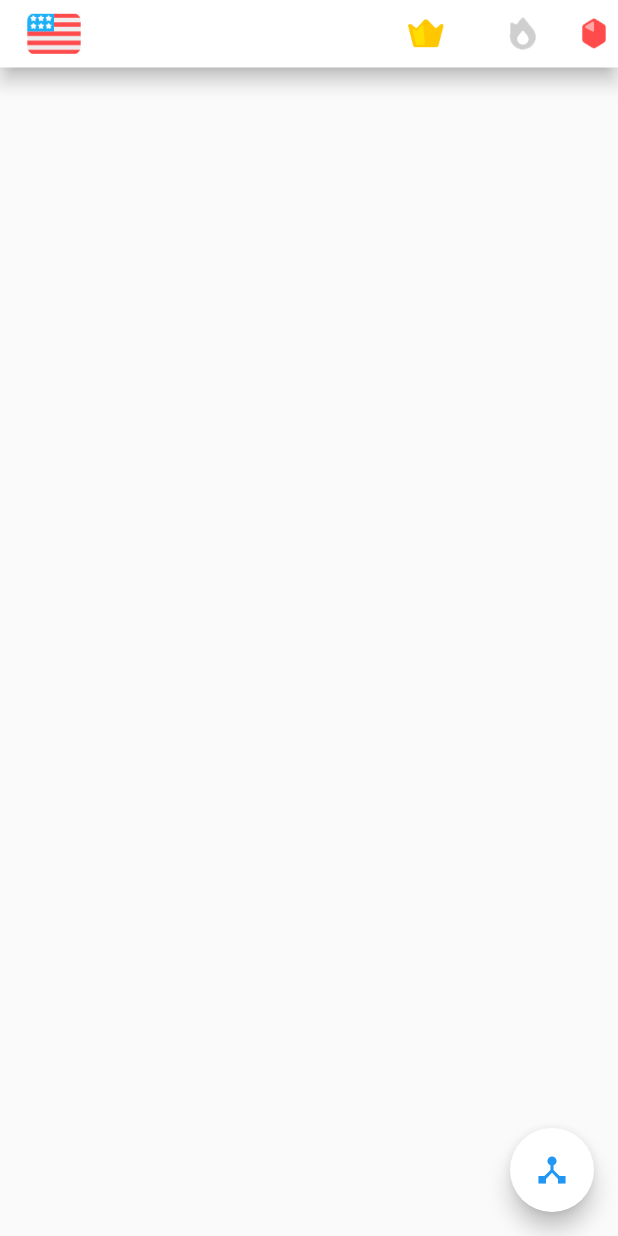
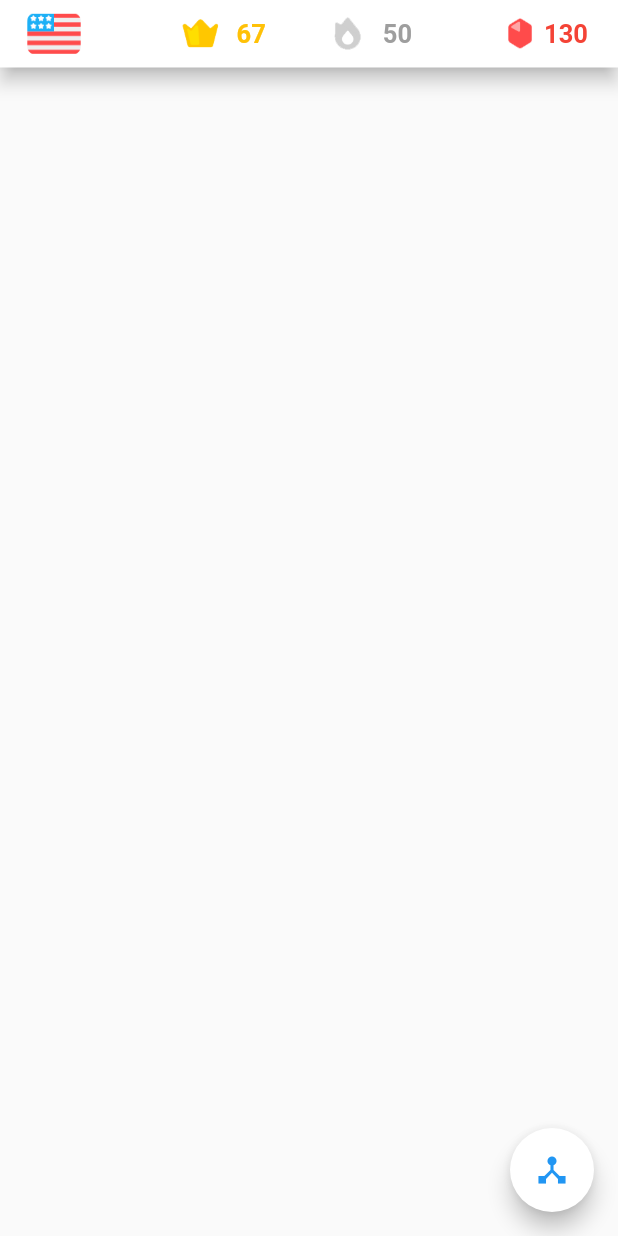
Before and after one commit to ollinmagno/duolingo-flutter, a Flutter app: the HomeScreen screen opened directly, on a phone screen of 412 x 824 dp. Run offline on Flutter 3.47's test engine with Material 2 defaults, Android fonts, the phone set to English and light mode, and no system bars; missing offline and left inert: dart:ffi.

Commit message:
alinhamento de icones appbar

```diff
--- a/lib/src/pages/main_screen/home_screen.dart
+++ b/lib/src/pages/main_screen/home_screen.dart
@@ -10,7 +10,9 @@ class HomeScreen extends StatefulWidget {
 class _HomeScreenState extends State<HomeScreen> {
   _body() {
     return ListView(
-      children: <Widget>[],
+      children: <Widget>[
+
+      ],
     );
   }
 
@@ -28,20 +30,39 @@ class _HomeScreenState extends State<HomeScreen> {
           ),
           elevation: 5,
           actions: <Widget>[
+            Row(
+              children: [
                 IconButton(
-              padding: EdgeInsets.only(right: 16.0),
-              icon: Image.asset('assets/images/appBar/crown_stroke.png'),
+                  icon: Image.asset(
+                    'assets/images/appBar/crown_stroke.png',
+                    height: 29,
+                  ),
                   onPressed: () {},
                 ),
+                Text('67', style: TextStyle(
+                  fontWeight: FontWeight.bold, color: Colors.amber, fontSize: 17),),
+                SizedBox(width: 30,),
+                IconButton(
+                  icon: Image.asset(
+                    'assets/images/appBar/navbar_fire.png',
+                    height: 29,
+                  ),
+                  onPressed: () {},
+                ),
+                Text('50', style: TextStyle(
+                  fontWeight: FontWeight.bold, color: Colors.grey, fontSize: 17)),
+                SizedBox(width: 40,),
                 IconButton(
                   padding: EdgeInsets.only(left: 16.0),
-              icon: Image.asset('assets/images/appBar/navbar_fire.png'),
+                  icon: Image.asset('assets/images/appBar/navbar_diamont.png',
+                  height: 29,
+                  ),
                   onPressed: () {},
                 ),
-            IconButton(
-              padding: EdgeInsets.only(left: 16.0),
-              icon: Image.asset('assets/images/appBar/navbar_diamont.png'),
-              onPressed: () {},
+                Text('130', style: TextStyle(
+                  fontWeight: FontWeight.bold, color: Colors.red, fontSize: 17),),
+                SizedBox(width: 20,),
+              ],
             ),
           ],
         ),
```
Lines whose indentation alone changed are shown as unchanged.
